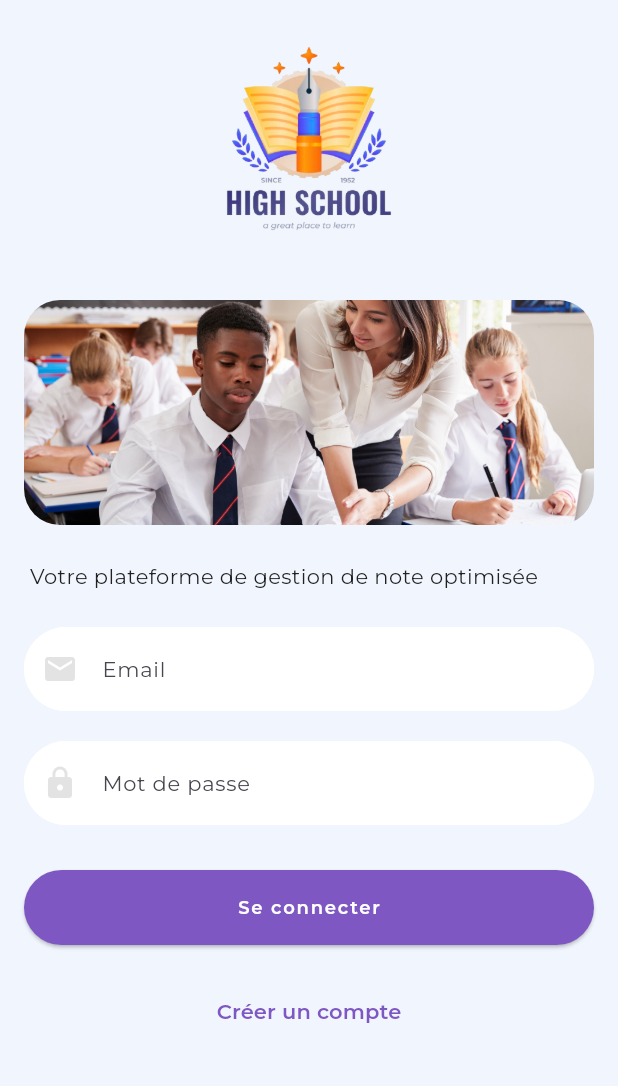
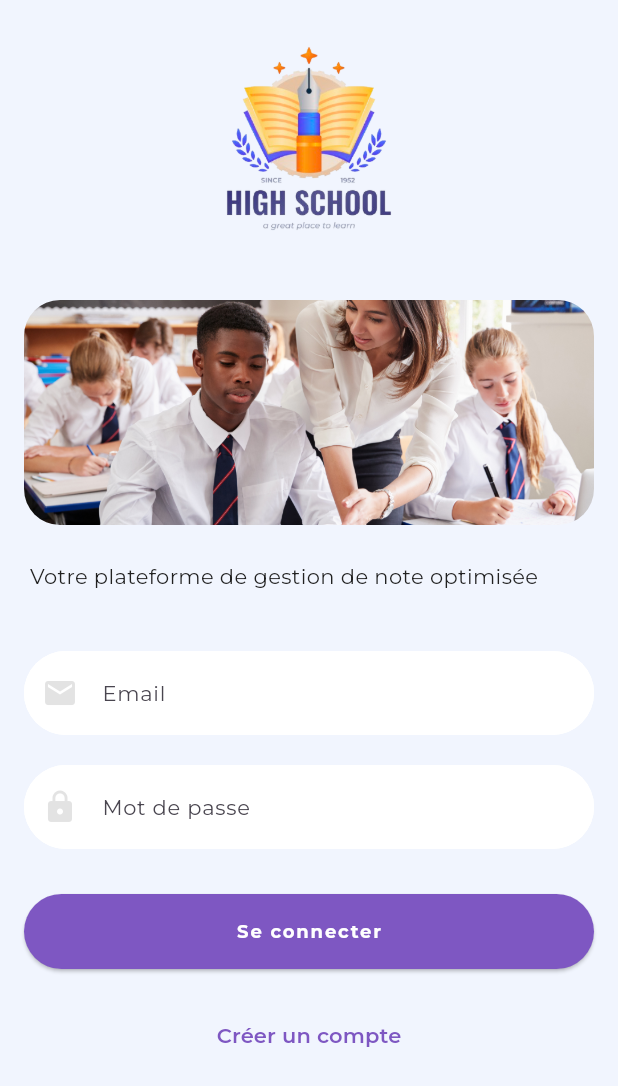
Before and after one commit to kteken10/flutter_school_app, a Flutter app: the screen it shows after launch, on a phone screen of 412 x 824 dp. Shown: the top 1086 px of the screen. Run offline on Flutter 3.47's test engine with Material 3 defaults, Android fonts, the phone set to English and light mode, and no system bars; our stand-ins replace cloud_firestore, file_picker, firebase_auth, firebase_core, firebase_storage, salomon_bottom_bar and 1 more; missing offline and left inert: mailer; accounts and stored records are empty; network calls fail; project files that could hold a hidden picture were left out.

```diff
--- a/lib/screens/auth/login_screen.dart
+++ b/lib/screens/auth/login_screen.dart
@@ -169,9 +169,9 @@ class _LoginScreenState extends State<LoginScreen> {
                   imagePaths: ['assets/login_school.jpg'],
                   withHorizontalMargin: false,
                 ),
-                const SizedBox(height: 24),
+                const SizedBox(height: 16),
 
-
+                const SizedBox(height: 8),
                 Text(
                   ' Votre plateforme de gestion de note optimisée',
                   style: TextStyle(
@@ -182,7 +182,7 @@ class _LoginScreenState extends State<LoginScreen> {
                      color: AppColors.textPrimary,
                   ),
                 ),
-                const SizedBox(height: 24),
+                const SizedBox(height: 40),
                 Form(
                   key: _formKey,
                   child: Column(
@@ -250,7 +250,7 @@ class _LoginScreenState extends State<LoginScreen> {
                                     letterSpacing: 1.2,
 
                      fontFamily: 'Montserrat',
-    fontWeight: FontWeight.w600,
+    fontWeight: FontWeight.w700,
                                   ),
                                 ),
                         ),
```
